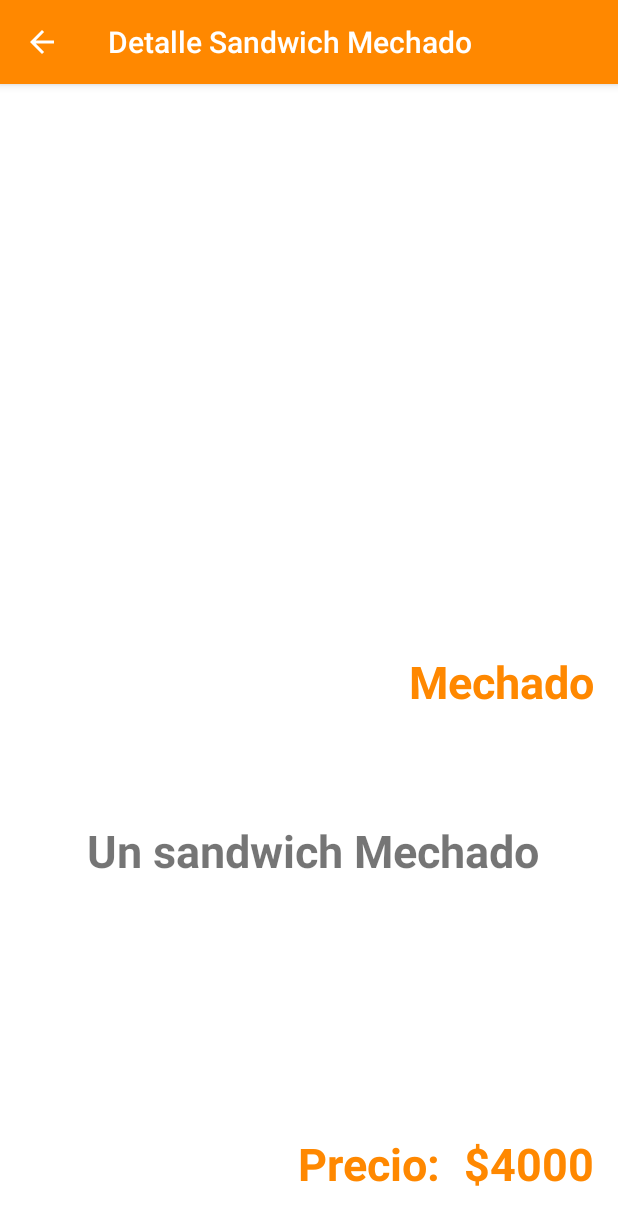
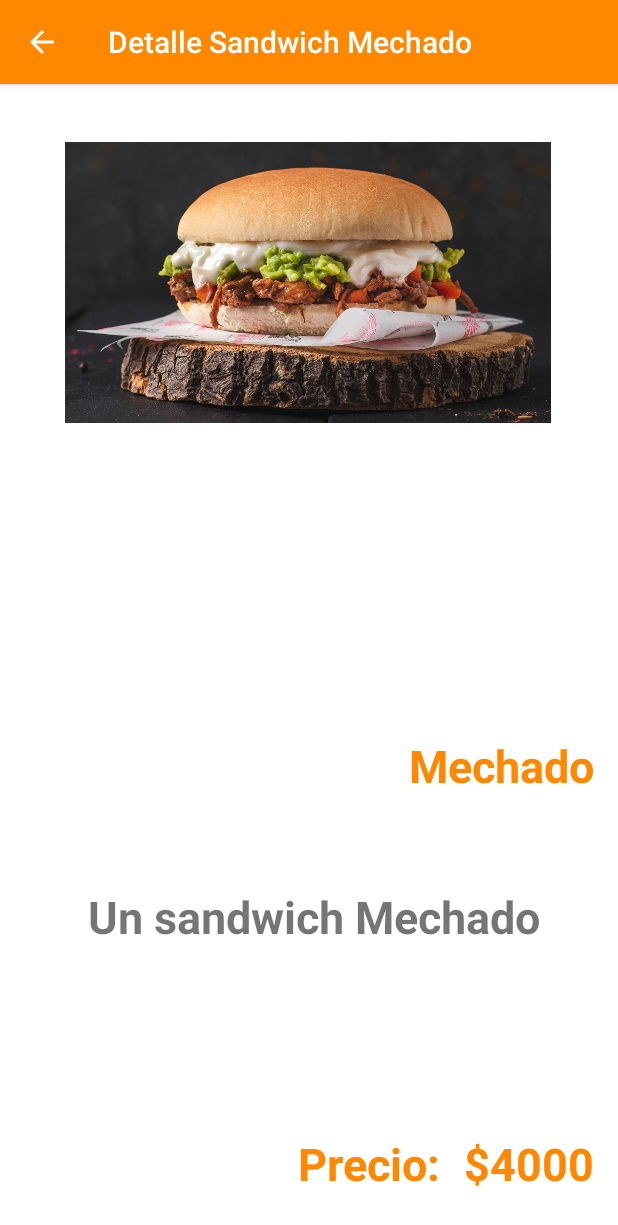
Before and after one commit to MarceloYevenes/ProyectoFinal, an Android app: the ListaSandwiches screen opened directly, with no data from a screen before it, after a tap on "MECHADO", on a phone screen of 412 x 824 dp. Shown: the top 1225 px of the screen. Run offline under Robolectric (Android 15) with nearby library versions, the phone set to English and light mode, and no system bars.

Commit message:
Final sin correcciones de warning

```diff
--- a/app/src/main/java/com/example/proyectofinal/DetallesSandwich.java
+++ b/app/src/main/java/com/example/proyectofinal/DetallesSandwich.java
@@ -4,16 +4,19 @@ package com.example.proyectofinal;
 import android.annotation.SuppressLint;
 import android.content.Intent;
 import android.os.Bundle;
+import android.util.Log;
+import android.widget.ImageView;
 import android.widget.TextView;
-
 import androidx.appcompat.app.AppCompatActivity;
-
 import java.util.Objects;
 
 public class DetallesSandwich extends AppCompatActivity {
 
     String nombre_sandwich, precio_sandwich, descripcion_sandwich;
     TextView nombreID, precioID, DescripcionID;
+
+    ImageView imagenID;
+    int imagen_sandwich;
 
     @SuppressLint("SetTextI18n")
     @Override
@@ -27,7 +30,9 @@ public class DetallesSandwich extends AppCompatActivity {
         nombre_sandwich = intent.getStringExtra("nombre_sandwich");
         precio_sandwich = intent.getStringExtra("precio_sandwich");
         descripcion_sandwich = intent.getStringExtra("descripcion_sandwich");
+        imagen_sandwich = intent.getIntExtra("imagen_sandwich",1);
 
+        Log.i("infoo",""+imagen_sandwich);
         //TITULO AL ACTIVITY
         this.setTitle("Detalle Sandwich "+nombre_sandwich);
 
@@ -35,11 +40,13 @@ public class DetallesSandwich extends AppCompatActivity {
         nombreID = findViewById(R.id.nombreID);
         precioID = findViewById(R.id.precioID);
         DescripcionID = findViewById(R.id.DescripcionID);
+        imagenID = findViewById(R.id.imagenID);
 
         //TRASPASO DE DATOS RECIBIDOS DE LA VENTANA ANTERIOR
         nombreID.setText(nombre_sandwich);
         precioID.setText("$"+precio_sandwich);
         DescripcionID.setText(descripcion_sandwich);
+        imagenID.setImageResource(imagen_sandwich);
 
 
 
--- a/app/src/main/java/com/example/proyectofinal/ListaSandwiches.java
+++ b/app/src/main/java/com/example/proyectofinal/ListaSandwiches.java
@@ -36,11 +36,12 @@ public class ListaSandwiches extends AppCompatActivity {
                 LinearLayout.LayoutParams.WRAP_CONTENT);
 
         //SANDWICHES
-        lista_sandwiches.add(new sandwich(0, "Mechado", 1, "4000", "Un sandwich Mechado"));
-        lista_sandwiches.add(new sandwich(1, "Chacarero", 1, "3500", "Un sandwich Chacarero"));
-        lista_sandwiches.add(new sandwich(2, "Barros luco", 1, "5000", "Un sandwich Barros luco"));
-        lista_sandwiches.add(new sandwich(3, "Chemilico", 1, "3500", "Un sandwich Chemilico"));
-        lista_sandwiches.add(new sandwich(4, "Churrasco italiano", 1, "3000", "Un sandwich Churrasco italiano"));
+        lista_sandwiches.add(new sandwich(0, "Mechado",R.drawable.mechado, "4000", "Un sandwich Mechado"));
+        lista_sandwiches.add(new sandwich(1, "Chacarero", R.drawable.chacarero, "3500", "Un sandwich Chacarero"));
+        lista_sandwiches.add(new sandwich(2, "Barros luco", R.drawable.barros_luco, "5000", "Un sandwich Barros luco"));
+        lista_sandwiches.add(new sandwich(3, "Chemilico", R.drawable.chemilico, "3500", "Un sandwich Chemilico"));
+        lista_sandwiches.add(new sandwich(4, "Churrasco italiano", R.drawable.italianio, "3000", "Un sandwich Churrasco italiano"));
+
 
         for(sandwich c:lista_sandwiches){
             Button cb = new Button(this);
@@ -54,12 +55,14 @@ public class ListaSandwiches extends AppCompatActivity {
                     String nombre_sandwich=lista_sandwiches.get(v.getId()).nombre;
                     String precio_sandwich=lista_sandwiches.get(v.getId()).precio;
                     String descripcion_sandwich = lista_sandwiches.get(v.getId()).descripcion;
+                    int  imagen_sandwich = lista_sandwiches.get(v.getId()).idImagen;
 
                     Intent intent = new Intent(v.getContext(), DetallesSandwich.class);
                     intent.putExtra("nombre_sandwich",nombre_sandwich);
                     intent.putExtra("precio_sandwich",precio_sandwich);
                     intent.putExtra("descripcion_sandwich", descripcion_sandwich);
-
+                    intent.putExtra("descripcion_sandwich", descripcion_sandwich);
+                    intent.putExtra("imagen_sandwich", imagen_sandwich);
 
                     startActivityForResult(intent, 0);
                 }
@@ -71,15 +74,15 @@ public class ListaSandwiches extends AppCompatActivity {
     //CLASE CON LOS PARAMETRO DE SANDWICH(MODELO)
     private static class sandwich{
         private int cod;
-        private int IdImagen;
         private String nombre;
+        private int idImagen;
         private String precio;
         private String descripcion;
 
-        private sandwich(int cod, String nombre, int idImagen, String precio, String descripcion) {
+        public sandwich(int cod, String nombre, int idImagen, String precio, String descripcion) {
             this.cod = cod;
             this.nombre = nombre;
-            this.IdImagen = IdImagen;
+            this.idImagen = idImagen;
             this.precio = precio;
             this.descripcion = descripcion;
         }
--- a/app/src/main/res/layout/activity_detalles_sandwich.xml
+++ b/app/src/main/res/layout/activity_detalles_sandwich.xml
@@ -37,13 +37,13 @@
         android:id="@+id/DescripcionID"
         android:layout_width="wrap_content"
         android:layout_height="wrap_content"
-        android:layout_marginBottom="168dp"
+        android:layout_marginBottom="124dp"
         android:text="@string/vacio"
         android:textSize="30sp"
         android:textStyle="bold"
         app:layout_constraintBottom_toTopOf="@+id/textView5"
         app:layout_constraintEnd_toEndOf="parent"
-        app:layout_constraintHorizontal_bias="0.525"
+        app:layout_constraintHorizontal_bias="0.53"
         app:layout_constraintStart_toStartOf="parent" />
 
     <TextView
@@ -51,11 +51,23 @@
         android:layout_width="wrap_content"
         android:layout_height="wrap_content"
         android:layout_marginEnd="16dp"
-        android:layout_marginBottom="72dp"
+        android:layout_marginBottom="60dp"
         android:text="@string/vacio"
         android:textColor="@color/colorPrimary"
         android:textSize="30sp"
         android:textStyle="bold"
         app:layout_constraintBottom_toTopOf="@+id/DescripcionID"
         app:layout_constraintEnd_toEndOf="parent" />
+
+    <ImageView
+        android:id="@+id/imagenID"
+        android:layout_width="324dp"
+        android:layout_height="226dp"
+        app:layout_constraintBottom_toTopOf="@+id/nombreID"
+        app:layout_constraintEnd_toEndOf="parent"
+        app:layout_constraintHorizontal_bias="0.494"
+        app:layout_constraintStart_toStartOf="parent"
+        app:layout_constraintTop_toTopOf="parent"
+        app:layout_constraintVertical_bias="0.094"
+        app:srcCompat="@drawable/no_disponible" />
 </androidx.constraintlayout.widget.ConstraintLayout>
```
Also changed, not shown: app/src/main/res/drawable-v24/barros_luco.jpg (added), app/src/main/res/drawable-v24/chacarero.jpg (added), app/src/main/res/drawable-v24/chemilico.jpg (added), app/src/main/res/drawable-v24/italianio.png (added), app/src/main/res/drawable-v24/mechado.jpg (added), app/src/main/res/drawable-v24/no_disponible.jpg (added).
